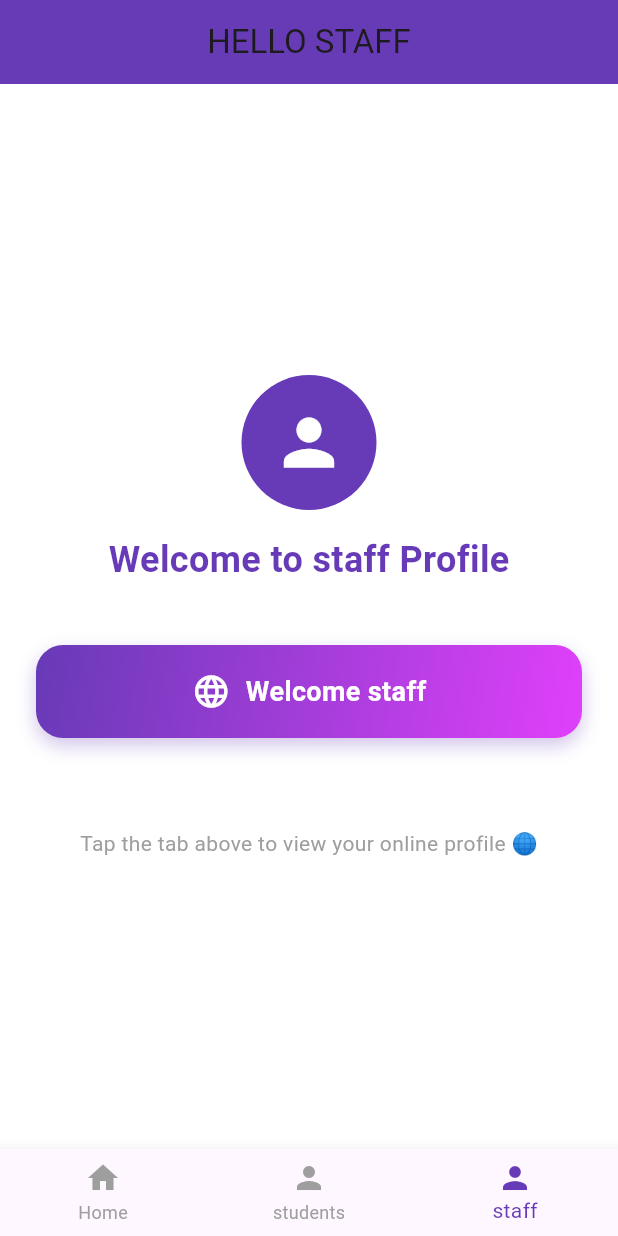
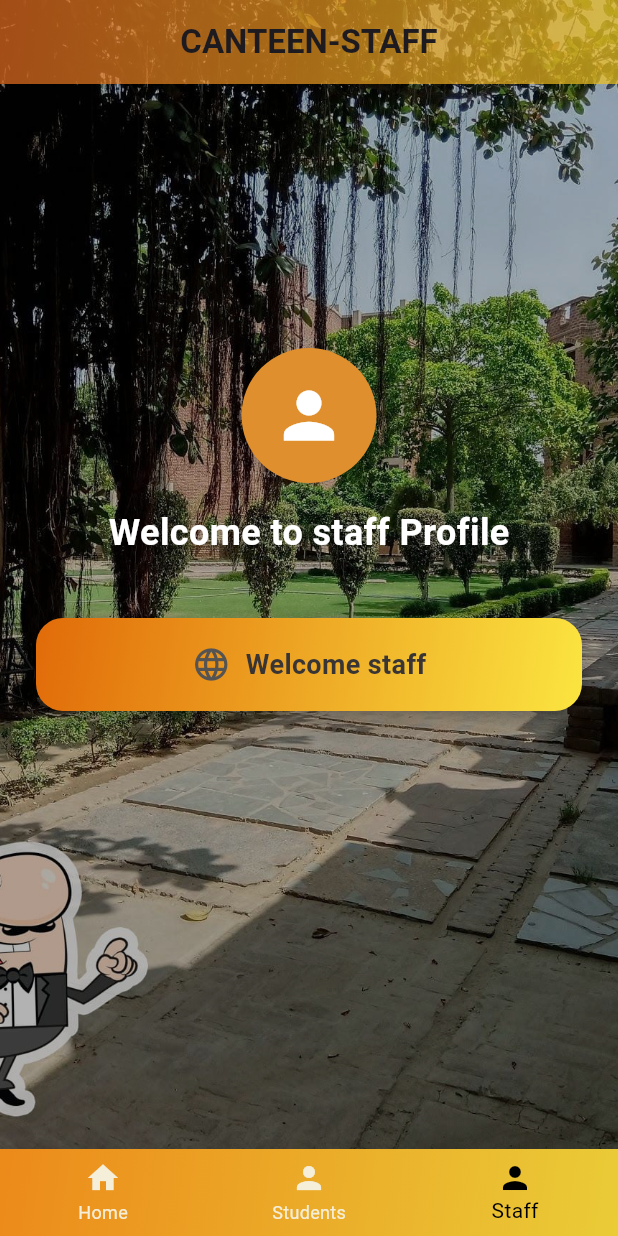
Before and after one commit to Canteen5/College_Canteen_App, a Flutter app: the screen it shows after launch, item 3 of the bottom bar chosen, on a phone screen of 412 x 824 dp. Run offline on Flutter 3.47's test engine with Material 3 defaults, Android fonts, the phone set to English and light mode, and no system bars; our stand-ins replace webview_flutter.

Commit message:
changed the ui part of screen

```diff
--- a/lib/main.dart
+++ b/lib/main.dart
@@ -16,8 +16,8 @@ class MyApp extends StatelessWidget {
       debugShowCheckedModeBanner: false,
       title: 'Bottom Nav WebView App',
       theme: ThemeData(
-        primarySwatch: Colors.deepPurple,
-        scaffoldBackgroundColor: Colors.white,
+        primarySwatch: Colors.orange,
+        scaffoldBackgroundColor: const Color.fromARGB(255, 249, 242, 236),
       ),
       home: const BottomNavApp(),
     );
@@ -50,11 +50,24 @@ class _BottomNavAppState extends State<BottomNavApp> {
   Widget build(BuildContext context) {
     return Scaffold(
   body: _pages[_selectedIndex],
-      bottomNavigationBar: BottomNavigationBar(
+  bottomNavigationBar: Container(
+    decoration: const BoxDecoration(
+      gradient: LinearGradient(
+        colors: [
+          Color.fromARGB(255, 236, 138, 26), // golden yellow
+          Color.fromARGB(255, 234, 204, 55), // warm orange
+        ],
+        begin: Alignment.topLeft,
+        end: Alignment.bottomRight,
+      ),
+    ),
+    child: BottomNavigationBar(
+      backgroundColor: Colors.transparent, // ✅ use transparent so gradient shows
+      elevation: 0,
       currentIndex: _selectedIndex,
       onTap: _onItemTapped,
-        selectedItemColor: Colors.deepPurple,
-        unselectedItemColor: Colors.grey,
+      selectedItemColor: Colors.black,
+      unselectedItemColor: const Color.fromARGB(255, 245, 238, 217),
       items: const [
         BottomNavigationBarItem(
           icon: Icon(Icons.home),
@@ -62,14 +75,16 @@ class _BottomNavAppState extends State<BottomNavApp> {
         ),
         BottomNavigationBarItem(
           icon: Icon(Icons.person),
-            label: 'students',
+          label: 'Students',
         ),
         BottomNavigationBarItem(
           icon: Icon(Icons.person),
-            label: 'staff',
+          label: 'Staff',
         ),
       ],
     ),
+  ),
 );
+
   }
 }
--- a/lib/screens/staff.dart
+++ b/lib/screens/staff.dart
@@ -1,5 +1,5 @@
+import 'package:canteen_app/staff/StaffWebTabs.dart';
 import 'package:flutter/material.dart';
-import 'Staffwebpage.dart'; // 👈 create this file for new website page
 
 class StaffProfileScreen extends StatelessWidget {
   const StaffProfileScreen({super.key});
@@ -7,21 +7,53 @@ class StaffProfileScreen extends StatelessWidget {
   @override
   Widget build(BuildContext context) {
     return Scaffold(
+      extendBodyBehindAppBar: true, // ✅ lets image go behind appbar
       appBar: AppBar(
-        title: const Text('HELLO STAFF'),
+        title: const Text(
+          'CANTEEN-STAFF',
+          style: TextStyle(
+            fontWeight: FontWeight.bold,
+          ),
+        ),
         centerTitle: true,
-        backgroundColor: Colors.deepPurple,
-        elevation: 2,
+        elevation: 0,
+        backgroundColor: Colors.transparent, // ✅ transparent over image
+        flexibleSpace: Container(
+          decoration: const BoxDecoration(
+            gradient: LinearGradient(
+              colors: [
+                Color.fromARGB(180, 230, 108, 32),
+                Color.fromARGB(180, 239, 195, 34),
+              ],
+              begin: Alignment.topLeft,
+              end: Alignment.bottomRight,
             ),
-      body: Padding(
+          ),
+        ),
+      ),
+
+      body: Container(
+        width: double.infinity,
+        height: double.infinity,
+        decoration: const BoxDecoration(
+          image: DecorationImage(
+            image: AssetImage('assets/images/staff.jpg'), // 👈 your JPG
+            fit: BoxFit.cover, // ✅ fills screen without overflow
+          ),
+        ),
+        child: Container(
+          // Optional overlay for readability
+          decoration: BoxDecoration(
+            color: Colors.black.withOpacity(0.3),
+          ),
+          child: Padding(
             padding: const EdgeInsets.all(24.0),
             child: Column(
               mainAxisAlignment: MainAxisAlignment.center,
               children: [
-            // 👤 Profile header
                 const CircleAvatar(
                   radius: 45,
-              backgroundColor: Colors.deepPurple,
+                  backgroundColor: Color.fromARGB(255, 223, 143, 46),
                   child: Icon(Icons.person, size: 50, color: Colors.white),
                 ),
                 const SizedBox(height: 16),
@@ -30,34 +62,37 @@ class StaffProfileScreen extends StatelessWidget {
                   style: TextStyle(
                     fontSize: 24,
                     fontWeight: FontWeight.bold,
-                color: Colors.deepPurple,
+                    color: Colors.white, // visible over background
                   ),
                 ),
                 const SizedBox(height: 40),
 
-            // 🌐 Beautiful tab-like button
                 GestureDetector(
                   onTap: () {
                     Navigator.push(
                       context,
                       MaterialPageRoute(
-                    builder: (context) => const WebPageView(),
+                        builder: (context) => const StaffWebTabs(),
                       ),
                     );
                   },
                   child: Container(
                     width: double.infinity,
-                padding: const EdgeInsets.symmetric(vertical: 18, horizontal: 20),
+                    padding: const EdgeInsets.symmetric(
+                        vertical: 18, horizontal: 20),
                     decoration: BoxDecoration(
                       gradient: const LinearGradient(
-                    colors: [Colors.deepPurple, Colors.purpleAccent],
+                        colors: [
+                          Color.fromARGB(255, 225, 107, 9),
+                          Color.fromARGB(255, 251, 229, 64)
+                        ],
                         begin: Alignment.topLeft,
                         end: Alignment.bottomRight,
                       ),
                       borderRadius: BorderRadius.circular(18),
                       boxShadow: [
                         BoxShadow(
-                      color: Colors.deepPurple.withOpacity(0.3),
+                          color: Colors.black.withOpacity(0.3),
                           blurRadius: 10,
                           offset: const Offset(0, 5),
                         ),
@@ -66,14 +101,15 @@ class StaffProfileScreen extends StatelessWidget {
                     child: const Row(
                       mainAxisAlignment: MainAxisAlignment.center,
                       children: [
-                    Icon(Icons.language, color: Colors.white, size: 26),
+                        Icon(Icons.language,
+                            color: Color.fromARGB(255, 85, 84, 82), size: 26),
                         SizedBox(width: 10),
                         Text(
                           "Welcome staff",
                           style: TextStyle(
                             fontSize: 18,
                             fontWeight: FontWeight.w600,
-                        color: Colors.white,
+                            color: Color.fromARGB(255, 57, 53, 53),
                           ),
                         ),
                       ],
@@ -82,11 +118,9 @@ class StaffProfileScreen extends StatelessWidget {
                 ),
 
                 const SizedBox(height: 60),
-            const Text(
-              'Tap the tab above to view your online profile 🌐',
-              style: TextStyle(color: Colors.grey),
+              ],
             ),
-          ],
+          ),
         ),
       ),
     );
--- a/pubspec.yaml
+++ b/pubspec.yaml
@@ -51,6 +51,8 @@ dev_dependencies:
 
 # The following section is specific to Flutter packages.
 flutter:
+  assets:
+   - assets/images/
 
   # The following line ensures that the Material Icons font is
   # included with your application, so that you can use the icons in
```
Also changed, not shown: lib/screens/Staffwebpage.dart (deleted, +0 -57 lines), lib/screens/Studentwebpage.dart (deleted, +0 -57 lines), lib/screens/home_screen.dart (+32 -6 lines), lib/screens/students.dart (+91 -69 lines), lib/staff/StaffWebTabs.dart (added, +153 -0 lines), assets/images/background.jpg (added), assets/images/staff.jpg (added). Lines whose indentation alone changed are shown as unchanged.
